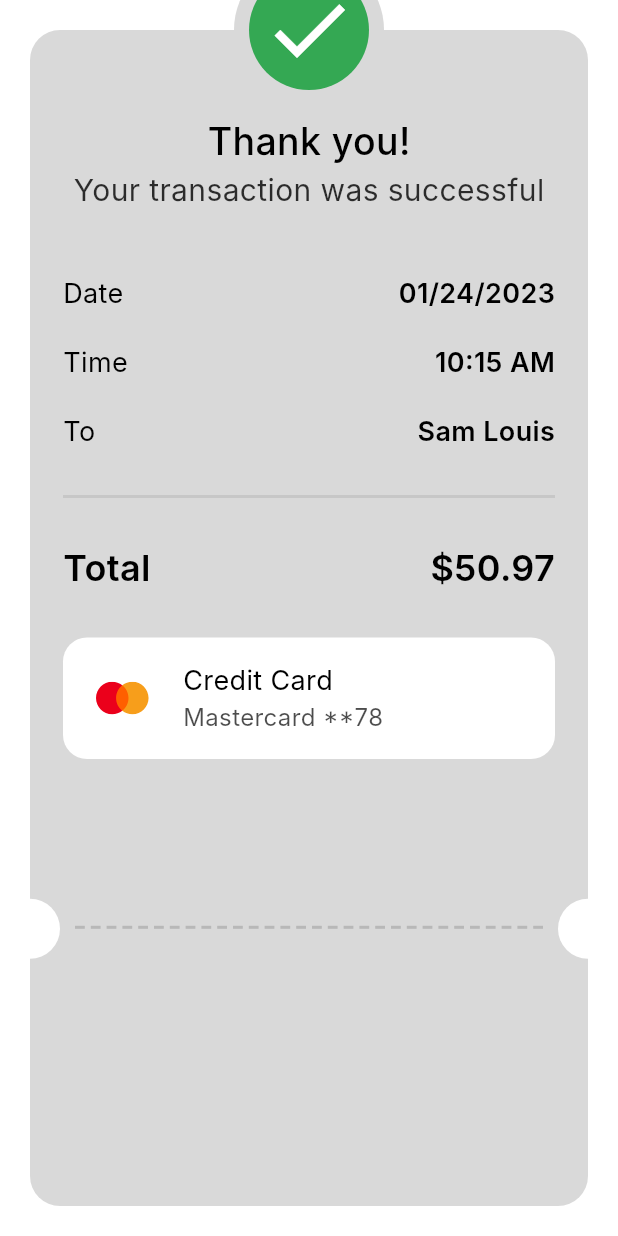
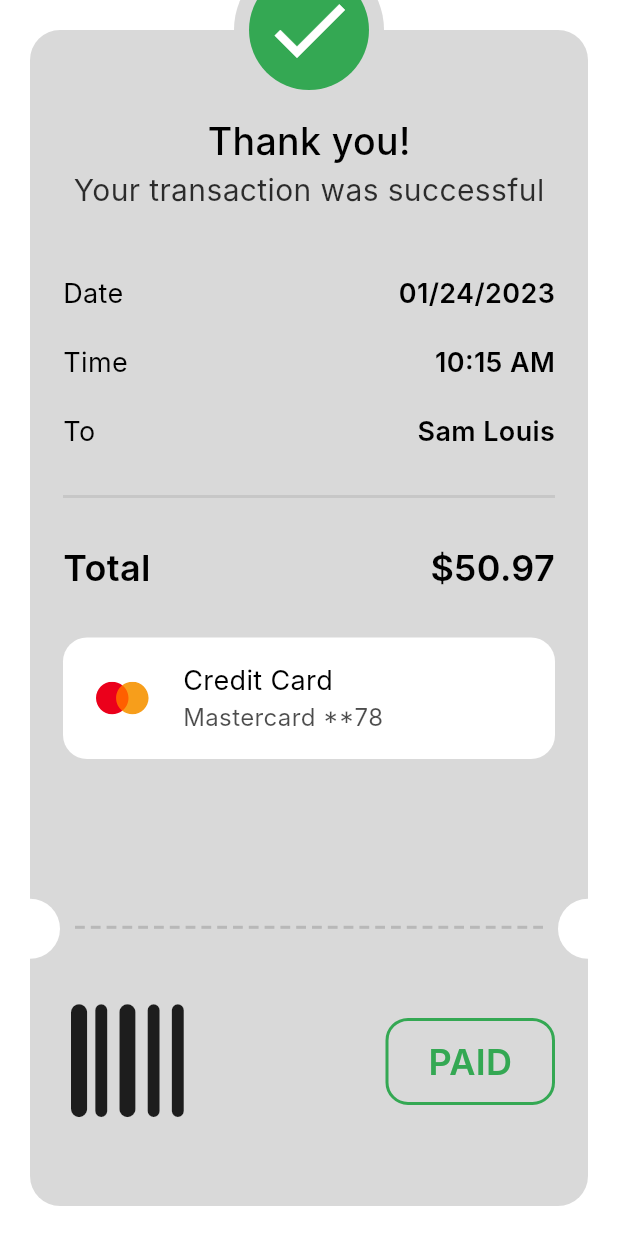
Before and after one commit to mano299/check-out-app, a Flutter app: the ThankYouView screen opened directly, on a phone screen of 412 x 824 dp. Run offline on Flutter 3.47's test engine with Material 3 defaults, Android fonts, the phone set to English and light mode, and no system bars; our stand-ins replace flutter_credit_card, flutter_svg, font_awesome_flutter; Roboto replaces fonts that are missing (Inter).

Commit message:
finish thank you card

```diff
--- /dev/null
+++ b/lib/features/check_out/presentation/widget/success_pay.dart
@@ -0,0 +1,37 @@
+import 'package:check_out_app/core/utils/styles.dart';
+import 'package:flutter/material.dart';
+import 'package:font_awesome_flutter/font_awesome_flutter.dart';
+
+class SuccessPay extends StatelessWidget {
+  const SuccessPay({super.key});
+
+  @override
+  Widget build(BuildContext context) {
+    return Row(
+      mainAxisAlignment: MainAxisAlignment.spaceBetween,
+      children: [
+        Icon(
+          FontAwesomeIcons.barcode,
+          size: 86,
+        ),
+        Container(
+          width: 113,
+          height: 58,
+          decoration: BoxDecoration(
+            border: Border.all(
+              color: Color(0xff34A853),
+              width: 2,
+            ),
+            borderRadius: BorderRadius.circular(15),
+          ),
+          child: Center(
+            child: Text(
+              'PAID',
+              style: Styles.styleSemiBold24.copyWith(color: Color(0xff34A853)),
+            ),
+          ),
+        ),
+      ],
+    );
+  }
+}
--- a/lib/features/check_out/presentation/widget/thank_you_card.dart
+++ b/lib/features/check_out/presentation/widget/thank_you_card.dart
@@ -4,6 +4,7 @@ import 'package:check_out_app/features/check_out/presentation/widget/total_price
 import 'package:flutter/material.dart';
 
 import 'custom_credit_card.dart';
+import 'success_pay.dart';
 
 class ThankYouCard extends StatelessWidget {
   const ThankYouCard({
@@ -54,7 +55,10 @@ class ThankYouCard extends StatelessWidget {
             ),
             TotalPrice(),
             SizedBox(height: 30),
-            CustomCreditCard()
+            CustomCreditCard(),
+            Spacer(),
+            SuccessPay(),
+            SizedBox(height: (MediaQuery.sizeOf(context).height * .2 / 2) - 29)
           ],
         ),
       ),
--- a/pubspec.yaml
+++ b/pubspec.yaml
@@ -33,6 +33,7 @@ dependencies:
     sdk: flutter
   flutter_credit_card: ^4.1.0
   flutter_svg: ^2.2.0
+  font_awesome_flutter: 10.9.1
 
 dev_dependencies:
   flutter_lints: ^5.0.0
```
Also changed, not shown: pubspec.lock.
